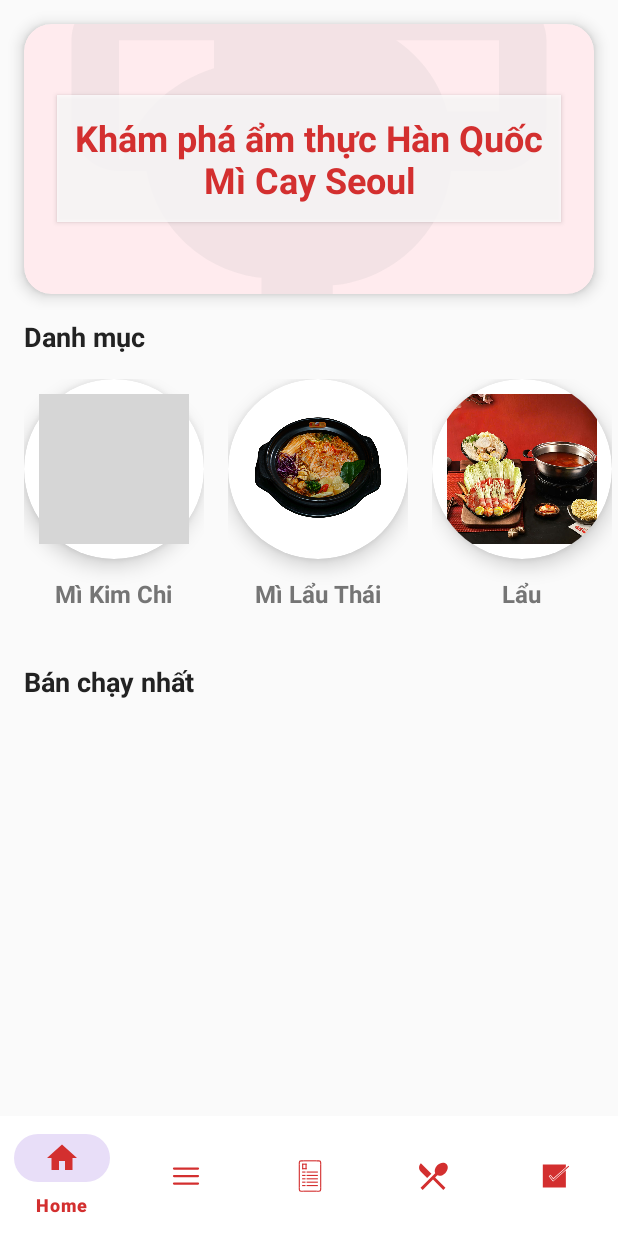
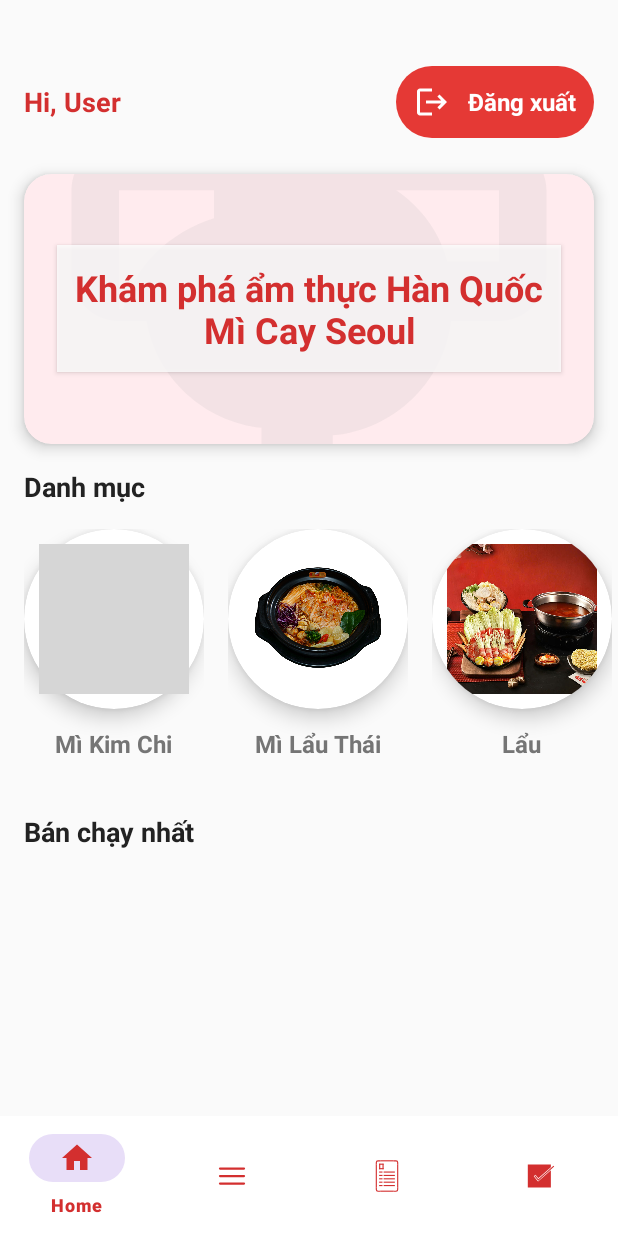
Before and after one commit to hieuvau198/PRM-Noodle-Mobile, an Android app: the HomeFragment screen opened directly, with no data from a screen before it, on a phone screen of 412 x 824 dp. Run offline under Robolectric (Android 15) with nearby library versions, the phone set to English and light mode, and no system bars; our stand-ins replace Picasso; pictures from the network do not load; grey boxes are pictures that could not be loaded.

Commit message:
add logout button and fix UI for mobile app

```diff
--- a/PRM_Noodle_Mobile/app/src/main/AndroidManifest.xml
+++ b/PRM_Noodle_Mobile/app/src/main/AndroidManifest.xml
@@ -9,7 +9,8 @@
         android:label="@string/app_name"
         android:supportsRtl="true"
         android:theme="@style/Theme.PRM_Noodle_Mobile"
-        tools:targetApi="31">
+        tools:targetApi="31"
+        android:icon="@drawable/noodle">
         <activity
             android:name=".SplashActivity"
             android:exported="true"
--- a/PRM_Noodle_Mobile/app/src/main/java/com/example/prm_noodle_mobile/MainActivity.java
+++ b/PRM_Noodle_Mobile/app/src/main/java/com/example/prm_noodle_mobile/MainActivity.java
@@ -48,8 +48,6 @@ public class MainActivity extends AppCompatActivity {
                 selectedFragment = new ComboFragment();
             } else if (itemId == R.id.nav_product) {
                 selectedFragment = new ProductFragment();
-            } else if (itemId == R.id.nav_cart) {
-                selectedFragment = new CartFragment();
             } else if (itemId == R.id.nav_order_confirm) {
                 selectedFragment = new OrderConfirmFragment();
             }
--- a/PRM_Noodle_Mobile/app/src/main/java/com/example/prm_noodle_mobile/customer/home/HomeFragment.java
+++ b/PRM_Noodle_Mobile/app/src/main/java/com/example/prm_noodle_mobile/customer/home/HomeFragment.java
@@ -4,6 +4,11 @@ import android.os.Bundle;
 import android.view.LayoutInflater;
 import android.view.View;
 import android.view.ViewGroup;
+import android.widget.TextView;
+import android.widget.ImageButton;
+import android.content.SharedPreferences;
+import android.content.Intent;
+import android.widget.Toast;
 
 import androidx.annotation.NonNull;
 import androidx.annotation.Nullable;
@@ -14,6 +19,7 @@ import androidx.recyclerview.widget.RecyclerView;
 
 import com.example.prm_noodle_mobile.R;
 import com.example.prm_noodle_mobile.data.model.Product;
+import com.example.prm_noodle_mobile.auth.LoginActivity;
 
 import java.util.ArrayList;
 import java.util.List;
@@ -23,11 +29,32 @@ public class HomeFragment extends Fragment implements HomeContract.View {
     private RecyclerView categoryRecycler, bestSellerRecycler;
     private BestSellerAdapter bestSellerAdapter;
     private HomePresenter presenter;
+    private TextView tvUsernameHome;
+    private ImageButton btnLogoutHome;
 
     @Nullable
     @Override
     public View onCreateView(@NonNull LayoutInflater inflater, @Nullable ViewGroup container, @Nullable Bundle savedInstanceState) {
         View view = inflater.inflate(R.layout.fragment_home, container, false);
+
+        // Header user
+        tvUsernameHome = view.findViewById(R.id.tv_username_home);
+        btnLogoutHome = view.findViewById(R.id.btn_logout_home);
+        // Lấy tên user từ SharedPreferences nếu có
+        SharedPreferences sharedPreferences = requireActivity().getSharedPreferences("LoginPrefs", getContext().MODE_PRIVATE);
+        String userEmail = sharedPreferences.getString("userEmail", "User");
+        tvUsernameHome.setText("Hi, " + userEmail);
+        // Xử lý logout
+        btnLogoutHome.setOnClickListener(v -> {
+            SharedPreferences.Editor editor = sharedPreferences.edit();
+            editor.clear();
+            editor.apply();
+            Toast.makeText(getContext(), "Đăng xuất thành công!", Toast.LENGTH_SHORT).show();
+            Intent intent = new Intent(getActivity(), LoginActivity.class);
+            intent.setFlags(Intent.FLAG_ACTIVITY_NEW_TASK | Intent.FLAG_ACTIVITY_CLEAR_TASK);
+            startActivity(intent);
+            requireActivity().finishAffinity();
+        });
 
         // Danh mục
         categoryRecycler = view.findViewById(R.id.recycler_view_categories);
--- /dev/null
+++ b/PRM_Noodle_Mobile/app/src/main/res/drawable/bg_logout_button.xml
@@ -0,0 +1,5 @@
+<shape xmlns:android="http://schemas.android.com/apk/res/android">
+    <solid android:color="#E53935"/>
+    <corners android:radius="24dp"/>
+    <padding android:left="4dp" android:top="4dp" android:right="4dp" android:bottom="4dp"/>
+</shape>
--- a/PRM_Noodle_Mobile/app/src/main/res/layout/activity_splash.xml
+++ b/PRM_Noodle_Mobile/app/src/main/res/layout/activity_splash.xml
@@ -9,7 +9,7 @@
         android:id="@+id/iv_logo"
         android:layout_width="120dp"
         android:layout_height="120dp"
-        android:src="@drawable/ic_tra_chanh"
+        android:src="@drawable/noodle"
         android:contentDescription="@string/app_name"
         app:layout_constraintBottom_toTopOf="@+id/tv_app_name"
         app:layout_constraintEnd_toEndOf="parent"
--- a/PRM_Noodle_Mobile/app/src/main/res/layout/fragment_home.xml
+++ b/PRM_Noodle_Mobile/app/src/main/res/layout/fragment_home.xml
@@ -12,6 +12,62 @@
         android:layout_height="wrap_content"
         android:orientation="vertical"
         android:paddingBottom="16dp">
+
+        <LinearLayout
+            android:id="@+id/header_user"
+            android:layout_width="match_parent"
+            android:layout_height="wrap_content"
+            android:orientation="horizontal"
+            android:gravity="center_vertical"
+            android:paddingStart="16dp"
+            android:paddingEnd="16dp"
+            android:paddingTop="12dp"
+            android:paddingBottom="8dp"
+            android:background="@android:color/transparent"
+            android:layout_marginTop="32dp">
+
+            <TextView
+                android:id="@+id/tv_username_home"
+                android:layout_width="0dp"
+                android:layout_height="wrap_content"
+                android:layout_weight="1"
+                android:text="Hi, User"
+                android:textSize="18sp"
+                android:textStyle="bold"
+                android:textColor="@color/primary"/>
+
+            <LinearLayout
+                android:layout_width="wrap_content"
+                android:layout_height="wrap_content"
+                android:orientation="horizontal"
+                android:gravity="center_vertical"
+                android:background="@drawable/bg_logout_button"
+                android:padding="0dp"
+                android:layout_marginStart="8dp">
+                <ImageButton
+                    android:id="@+id/btn_logout_home"
+                    android:layout_width="48dp"
+                    android:layout_height="48dp"
+                    android:background="@android:color/transparent"
+                    android:src="@drawable/ic_logout"
+                    android:contentDescription="Logout"
+                    android:padding="12dp"
+                    android:tint="@color/white"
+                    android:focusable="true"
+                    android:clickable="true"
+                    android:foreground="?attr/selectableItemBackgroundBorderless"/>
+                <TextView
+                    android:id="@+id/tv_logout_label"
+                    android:layout_width="wrap_content"
+                    android:layout_height="wrap_content"
+                    android:text="Đăng xuất"
+                    android:textColor="@color/white"
+                    android:textStyle="bold"
+                    android:textSize="16sp"
+                    android:layout_marginEnd="12dp"
+                    android:layout_gravity="center_vertical"/>
+            </LinearLayout>
+        </LinearLayout>
 
         <!-- Banner -->
         <androidx.cardview.widget.CardView
--- a/PRM_Noodle_Mobile/app/src/main/res/menu/bottom_navigation_menu.xml
+++ b/PRM_Noodle_Mobile/app/src/main/res/menu/bottom_navigation_menu.xml
@@ -13,10 +13,6 @@
         android:icon="@drawable/ic_product"
         android:title="@string/title_product" />
     <item
-        android:id="@+id/nav_cart"
-        android:icon="@drawable/ic_noodle_placeholder"
-        android:title="@string/title_cart" />
-    <item
         android:id="@+id/nav_order_confirm"
         android:icon="@drawable/ic_order_confirm"
         android:title="@string/title_order_confirm" />
```
Also changed, not shown: PRM_Noodle_Mobile/app/src/main/java/com/example/prm_noodle_mobile/customer/cart/CartFragment.java (+25 -8 lines), PRM_Noodle_Mobile/app/src/main/res/layout/fragment_cart.xml (+38 -18 lines).
